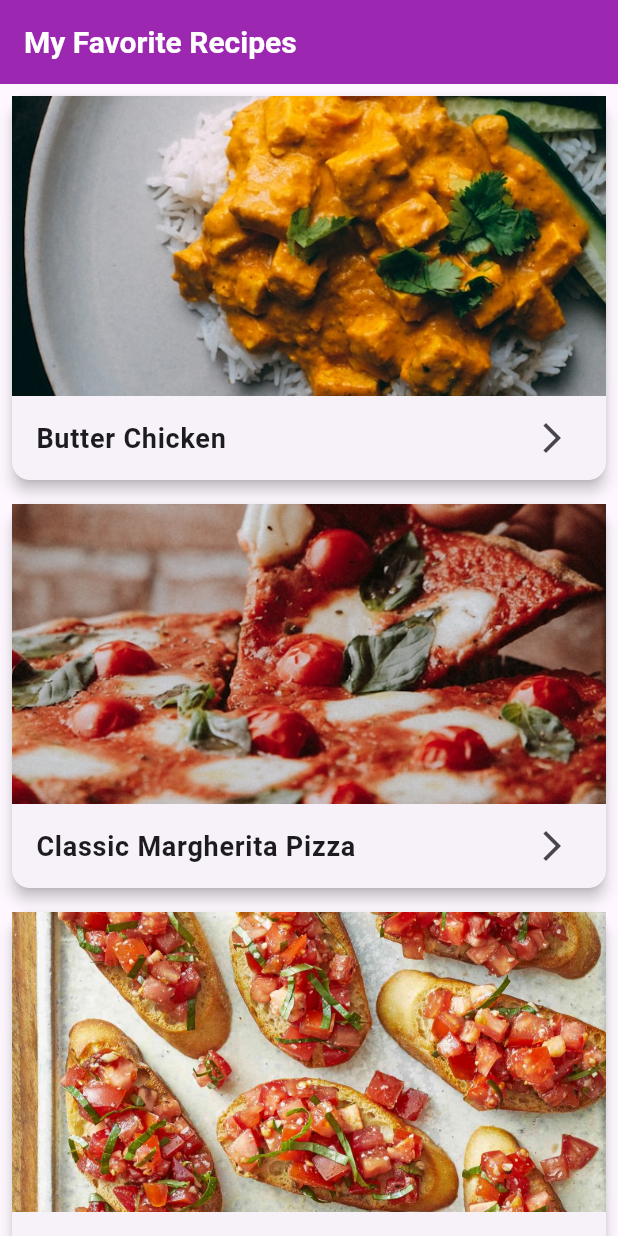
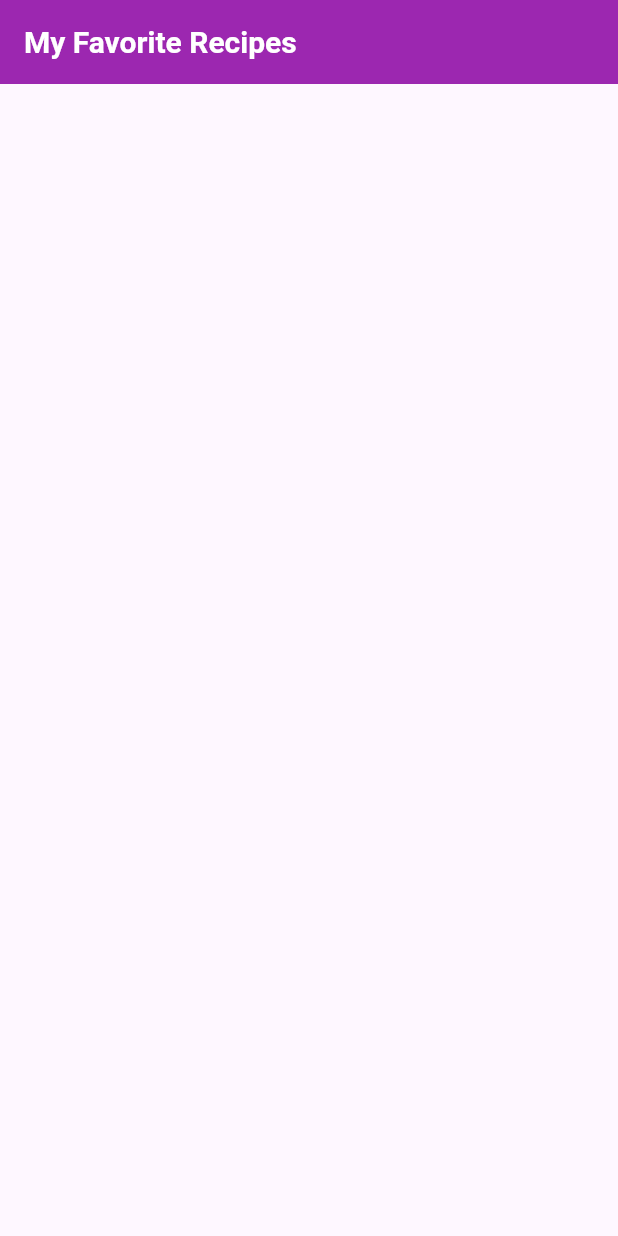
Before and after one commit to fizzahfaizi21/recipe_app, a Flutter app: the screen it shows after launch, on a phone screen of 412 x 824 dp. Run offline on Flutter 3.47's test engine with Material 3 defaults, Android fonts, the phone set to English and light mode, and no system bars.

```diff
--- a/lib/screens/home_screen.dart
+++ b/lib/screens/home_screen.dart
@@ -3,136 +3,7 @@ import '../models/recipe.dart';
 import './details_screen.dart';
 
 class HomeScreen extends StatelessWidget {
-  final List<Recipe> recipes = [
-    Recipe(
-      id: '1',
-      name: 'Butter Chicken',
-      ingredients: [
-        'salt and pepper to taste',
-        '2lbs boneless, skinless chicken breasts, cut into bite-sized pieces',
-        '3tsp chili powder',
-        '1tsp tumeric',
-        '6tbsp unsalted butter',
-        '1 1/2 cups diced yellow onion',
-        '3tsp garam masala',
-        '1tsp ground cumin',
-        '1tsp cayenne pepper',
-        '1tbsp grated ginger',
-        '3 cloves garlic, minced',
-        '1 cinnamon stick',
-        '14 oz tomato sauce',
-        '1 cup water',
-        '1 cup heavy cream',
-        'chopped fresh cilantro for garnish'
-      ],
-      instructions: [
-        'Add salt, pepper, 2tsp chili powder, and tumeric to chicken, mix and let marinate',
-        'In a pan, melt 2tbsp butter and cook chicken until browned',
-        'Remove chicken and set aside',
-        'Melt 2tbsp butter in the same pan, add onions, garam masala, cumin, cayenne, chili powder, ginger, garlic, and cinnamon stick',
-        'Add the tomato sauce, along with salt and pepper to taste',
-        'Add water and cream, mix well',
-        'Add chicken back to the pan and simmer for 10-15 minutes',
-        'Add the remaining 2tbsp butter, mix well',
-        'Serve with rice or naan and garnish with cilantro'
-      ],
-      imageUrl: 'lib/assets/butterch.jpg',
-    ),
-    Recipe(
-      id: '2',
-      name: 'Classic Margherita Pizza',
-      ingredients: [
-        'Pizza dough',
-        'Tomato sauce',
-        'Fresh mozzarella',
-        'Chopped cherry tomatoes',
-        'Fresh basil',
-        'Olive oil'
-      ],
-      instructions: [
-        'Preheat oven to 450°F',
-        'Roll out dough onto baking pan',
-        'Add toppings',
-        'Bake for 12-15 minutes'
-      ],
-      imageUrl: 'lib/assets/pizza.jpg',
-    ),
-    Recipe(
-      id: '3',
-      name: 'Bruschetta',
-      ingredients: [
-        '1 loaf of Italian bread',
-        '2 cloves of garlic',
-        '2 cups of cherry tomatoes',
-        '1/4 cup of fresh basil',
-        '1/4 cup of olive oil',
-        '1/4 cup of balsamic vinegar',
-        'salt and pepper to taste'
-      ],
-      instructions: [
-        'Preheat oven to 450°F',
-        'Slice bread into 1/2 inch slices',
-        'Toast bread in oven for 5-7 minutes',
-        'Rub garlic on toasted bread',
-        'Mix tomatoes, basil, olive oil, vinegar, salt, and pepper',
-        'Top bread with tomato mixture'
-      ],
-      imageUrl: 'lib/assets/bruschetta.jpg',
-    ),
-    Recipe(
-      id: '4',
-      name: 'Chocolate Cheesecake',
-      ingredients: [
-        '1 1/2 cups chocolate wafer crumbs',
-        '1/3 cup butter, melted',
-        '1 cup semisweet chocolate chips',
-        '3 (8oz) packages cream cheese',
-        '1 cup white sugar',
-        '1/4 cup unsweetened cocoa powder',
-        '3 eggs',
-        '1 cup sour cream',
-        '1 tsp vanilla extract',
-        '1/4 cup all-purpose flour'
-      ],
-      instructions: [
-        'Preheat oven to 350°F',
-        'Mix crumbs and butter, press into bottom of pan',
-        'Melt chocolate chips',
-        'Mix cream cheese, sugar, cocoa, eggs, sour cream, vanilla, and flour',
-        'Add melted chocolate',
-        'Pour over crust',
-        'Bake for 55 minutes',
-        'Cool, then refrigerate'
-      ],
-      imageUrl: 'lib/assets/chcheese.jpg',
-    ),
-    Recipe(
-      id: '5',
-      name: 'Chocolate Chip Cookies',
-      ingredients: [
-        '2 1/4 cups all-purpose flour',
-        '1/2 tsp baking soda',
-        '1 cup unsalted butter',
-        '1/2 cup granulated sugar',
-        '1 cup packed brown sugar',
-        '1 tsp salt',
-        '2 tsp vanilla extract',
-        '2 large eggs',
-        '2 cups semisweet and/or milk chocolate chips'
-      ],
-      instructions: [
-        'Preheat oven to 375°F',
-        'Mix flour and baking soda',
-        'Mix butter, sugar, brown sugar, salt, and vanilla',
-        'Add eggs',
-        'Add flour mixture',
-        'Add chocolate chips',
-        'Drop dough onto baking sheet',
-        'Bake for 9-11 minutes'
-      ],
-      imageUrl: 'lib/assets/chcookies.jpg',
-    )
-  ];
+  final List<Recipe> recipes = [];
 
   HomeScreen({super.key});
 
```
